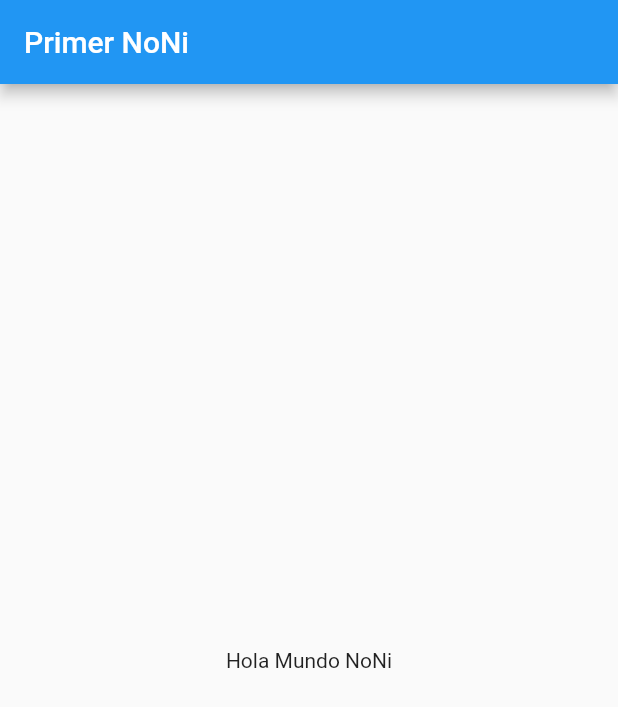
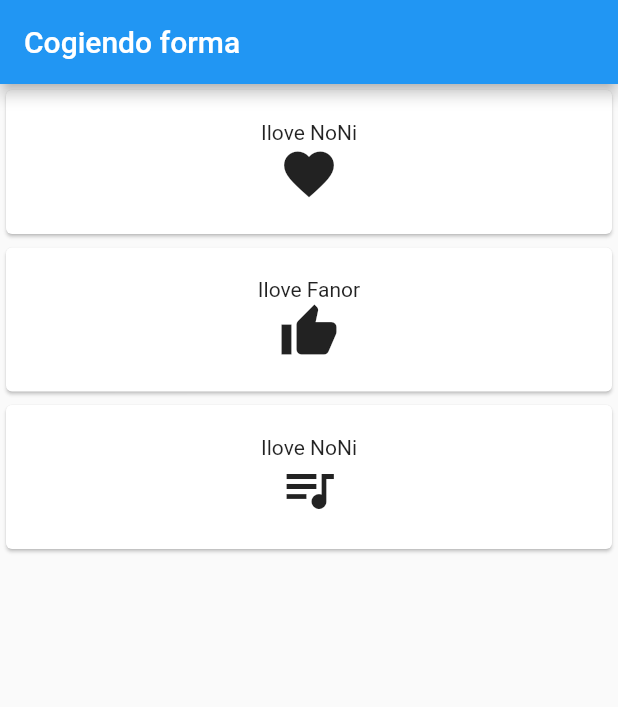
Before and after one commit to fanorflores/flutter_app_hw, a Flutter app: the screen it shows after launch, on a phone screen of 412 x 824 dp. Shown: the top 707 px of the screen. Run offline on Flutter 3.47's test engine with Material 2 defaults, Android fonts, the phone set to English and light mode, and no system bars.

Commit message:
Statless wow

```diff
--- a/lib/main.dart
+++ b/lib/main.dart
@@ -5,16 +5,58 @@ void main()
   runApp(
     new MaterialApp(
       title: "Mi primera Aplicación",
-      home: new Scaffold(
-        appBar: new AppBar(
-          title: new Text("Primer NoNi"),
+      home: MyApp()),
+  );
+
+}
+
+class MyApp extends StatelessWidget {
+  final double iconSize=40.0;
+  @override
+  Widget build(BuildContext context) {
+    return new Scaffold(
+      appBar: new AppBar(
+        title: new Text("Cogiendo forma"),
+      ),
+      body: new Container(
+        child:new Center(
+          child: new Column(
+            crossAxisAlignment: CrossAxisAlignment.stretch,
+            children: <Widget>[
+             new MyCard(
+               title: new Text("Ilove NoNi"),
+             icon: new Icon(Icons.favorite, size:iconSize),),
+              new MyCard(
+                title: new Text("Ilove Fanor"),
+                icon: new Icon(Icons.thumb_up, size:iconSize),),
+              new MyCard(
+                title: new Text("Ilove NoNi"),
+                icon: new Icon(Icons.queue_music, size:iconSize),),
+            ],
+          ),
+        )
+      ),
+    );
+  }
+}
+
+class MyCard extends StatelessWidget{
+  final Widget title;
+  final Widget icon;
+  MyCard({this.title,this.icon});
+
+  @override
+  Widget build(BuildContext context) {
+    return new Container(
+      padding: const EdgeInsets.only(bottom: 1.0),
+      child: new Card(
+        child: new Container(
+         padding: const EdgeInsets.all(20.0),
+        child: Column(
+          children: <Widget>[this.title,this.icon],
         ),
-        body: new Container(
-          child: new Center(
-                child: new Text("Hola Mundo NoNi")
-          ),
-        ),
-      )
-    )
-  );
+      ),
+    ));
+  }
+
 }
```
